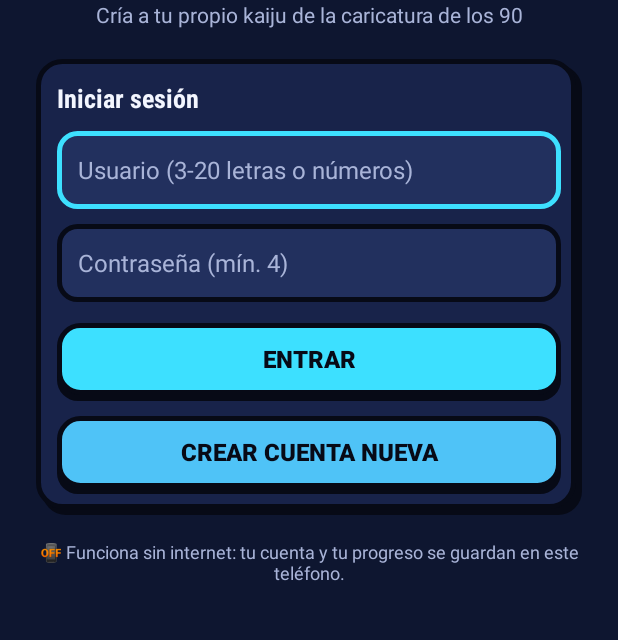
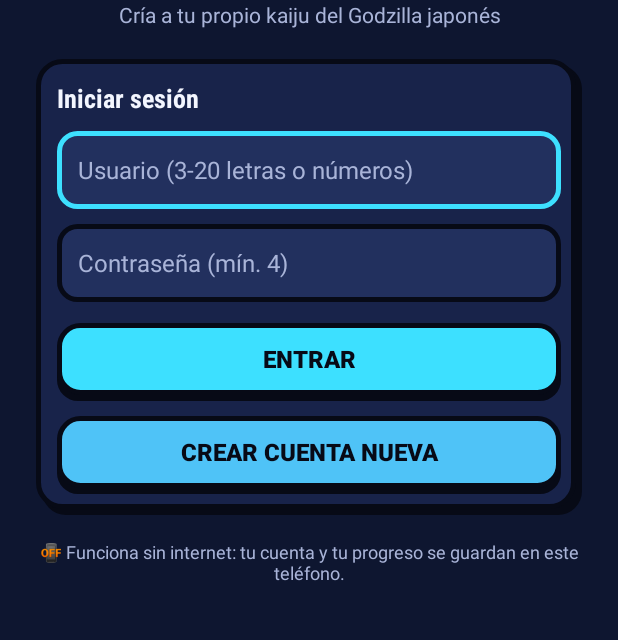
Before and after one commit to NX-Systems-svg/GodziPet90, an Android app: the LoginActivity screen opened directly, with no data from a screen before it, on a phone screen of 412 x 824 dp, the part 420-1060 px from its top. Run offline under Robolectric (Android 15) with nearby library versions, the phone set to English and light mode, and no system bars.

Commit message:
fix: subtítulo del login acorde al tema japonés

```diff
--- a/app/src/main/res/layout/activity_login.xml
+++ b/app/src/main/res/layout/activity_login.xml
@@ -14,7 +14,7 @@
             android:text="GODZI-PET 90" android:textSize="40sp" android:textColor="@color/atomico" />
 
         <TextView style="@style/Cuerpo" android:layout_width="wrap_content" android:layout_height="wrap_content"
-            android:gravity="center" android:text="Cría a tu propio kaiju de la caricatura de los 90"
+            android:gravity="center" android:text="Cría a tu propio kaiju del Godzilla japonés"
             android:layout_marginBottom="20dp" />
 
         <LinearLayout style="@style/Panel" android:layout_width="match_parent" android:layout_height="wrap_content"
```
